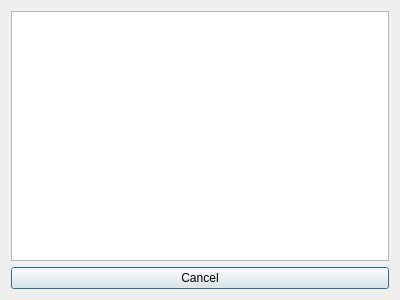
Above: qrgui/dialogs/propertiesDialog.ui from qreal/qreal before the change. Below: the same form after it.
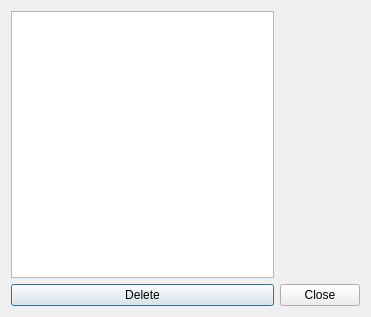
That is the form after the change.

Commit message: An opportunity to delete property.

Patch:
```diff
--- a/qrgui/dialogs/propertiesDialog.ui
+++ b/qrgui/dialogs/propertiesDialog.ui
@@ -6,24 +6,31 @@
    <rect>
     <x>0</x>
     <y>0</y>
-    <width>400</width>
-    <height>300</height>
+    <width>371</width>
+    <height>317</height>
    </rect>
   </property>
   <property name="windowTitle">
    <string>Dialog</string>
   </property>
   <layout class="QGridLayout" name="gridLayout">
-   <item row="1" column="0">
-    <widget class="QPushButton" name="cancelButton">
-     <property name="text">
-      <string>Cancel</string>
-     </property>
-    </widget>
-   </item>
    <item row="0" column="0">
     <widget class="QListWidget" name="PropertiesNamesList"/>
    </item>
+   <item row="1" column="0">
+    <widget class="QPushButton" name="deleteButton">
+     <property name="text">
+      <string>Delete</string>
+     </property>
+    </widget>
+   </item>
+   <item row="1" column="1">
+    <widget class="QPushButton" name="closeButton">
+     <property name="text">
+      <string>Close</string>
+     </property>
+    </widget>
+   </item>
   </layout>
  </widget>
  <resources/>
```
The commit also changes 11 other files.
